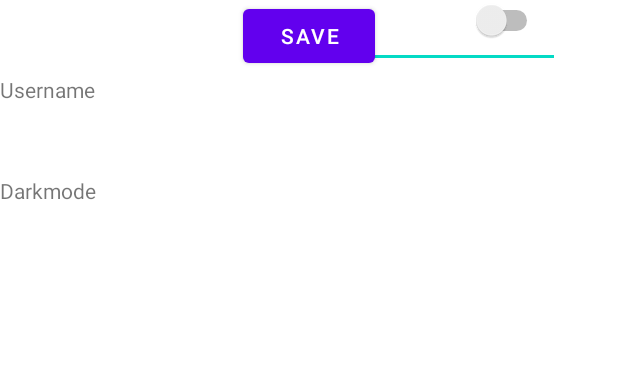
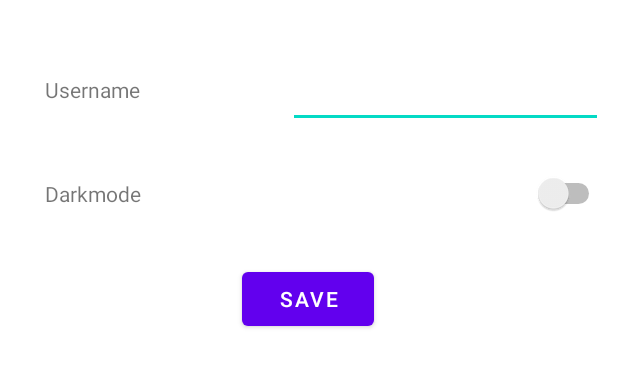
Before and after one commit to nico-loy/firstapp_1, an Android app: the layout activity_settings.xml on its own in the app's theme, with its tools: preview values and no code run, on a phone screen of 412 x 824 dp. Shown: the top 367 px of the screen. Run offline under Robolectric (Android 15) with nearby library versions, the phone set to English and light mode, and no system bars.

Commit message:
Persistence Übung Schule

```diff
--- a/app/src/main/AndroidManifest.xml
+++ b/app/src/main/AndroidManifest.xml
@@ -22,6 +22,7 @@
             android:name=".LessonListActivity"
             android:parentActivityName=".MainActivity" />
         <activity android:name=".RatingActivity" />
+        <activity android:name=".SettingsActivity" />
         <activity android:name=".ViewsActivity" />
         <activity
             android:name=".MainActivity"
--- a/app/src/main/java/at/fh/mappdev/loggingviewsandactivity/MainActivity.kt
+++ b/app/src/main/java/at/fh/mappdev/loggingviewsandactivity/MainActivity.kt
@@ -45,6 +45,10 @@ class MainActivity : AppCompatActivity() {
             startActivity(intent)
         }
 
+        findViewById<Button>(R.id.open_settings).setOnClickListener {
+            val intent = Intent(this, SettingsActivity::class.java)
+            startActivity(intent)
+        }
 
 
     }
--- a/app/src/main/res/layout/activity_settings.xml
+++ b/app/src/main/res/layout/activity_settings.xml
@@ -6,47 +6,56 @@
     android:layout_height="match_parent">
 
     <TextView
-        android:id="@+id/textView"
+        android:id="@+id/username_text"
         android:layout_width="wrap_content"
         android:layout_height="wrap_content"
+        android:layout_marginStart="30dp"
         android:layout_marginTop="50dp"
         android:text="Username"
-        app:layout_constraintTop_toTopOf="parent"
-        tools:layout_editor_absoluteX="28dp" />
+        app:layout_constraintStart_toStartOf="parent"
+        app:layout_constraintTop_toTopOf="parent" />
 
     <TextView
         android:id="@+id/textView4"
         android:layout_width="wrap_content"
         android:layout_height="wrap_content"
-        android:layout_marginTop="48dp"
+        android:layout_marginStart="30dp"
+        android:layout_marginTop="50dp"
         android:text="Darkmode"
-        app:layout_constraintTop_toBottomOf="@+id/textView"
-        tools:layout_editor_absoluteX="28dp" />
+        app:layout_constraintStart_toStartOf="parent"
+        app:layout_constraintTop_toBottomOf="@+id/username_text" />
 
     <Button
         android:id="@+id/button2"
         android:layout_width="wrap_content"
         android:layout_height="wrap_content"
+        android:layout_marginTop="175dp"
         android:text="Save"
         app:layout_constraintEnd_toEndOf="parent"
+        app:layout_constraintHorizontal_bias="0.498"
         app:layout_constraintStart_toStartOf="parent"
-        tools:layout_editor_absoluteY="166dp" />
+        app:layout_constraintTop_toTopOf="parent" />
 
     <Switch
         android:id="@+id/darkmode_switch"
         android:layout_width="wrap_content"
         android:layout_height="wrap_content"
         android:layout_marginStart="250dp"
+        android:layout_marginTop="30dp"
+        app:layout_constraintEnd_toEndOf="parent"
+        app:layout_constraintHorizontal_bias="0.55"
         app:layout_constraintStart_toEndOf="@+id/textView4"
-        tools:layout_editor_absoluteY="113dp" />
+        app:layout_constraintTop_toBottomOf="@+id/username_input" />
 
     <EditText
         android:id="@+id/username_input"
         android:layout_width="210dp"
         android:layout_height="wrap_content"
-        android:layout_marginStart="100dp"
+        android:layout_marginStart="88dp"
+        android:layout_marginTop="40dp"
         android:ems="10"
         android:inputType="textPersonName"
-        app:layout_constraintStart_toEndOf="@+id/textView"
-        tools:layout_editor_absoluteY="43dp" />
+        app:layout_constraintEnd_toEndOf="parent"
+        app:layout_constraintStart_toEndOf="@+id/username_text"
+        app:layout_constraintTop_toTopOf="parent" />
 </androidx.constraintlayout.widget.ConstraintLayout>
```
Also changed, not shown: app/src/main/java/at/fh/mappdev/loggingviewsandactivity/SettingsActivity.kt (+27 -1 lines), app/src/main/res/layout/activity_main.xml (+7 -1 lines).
